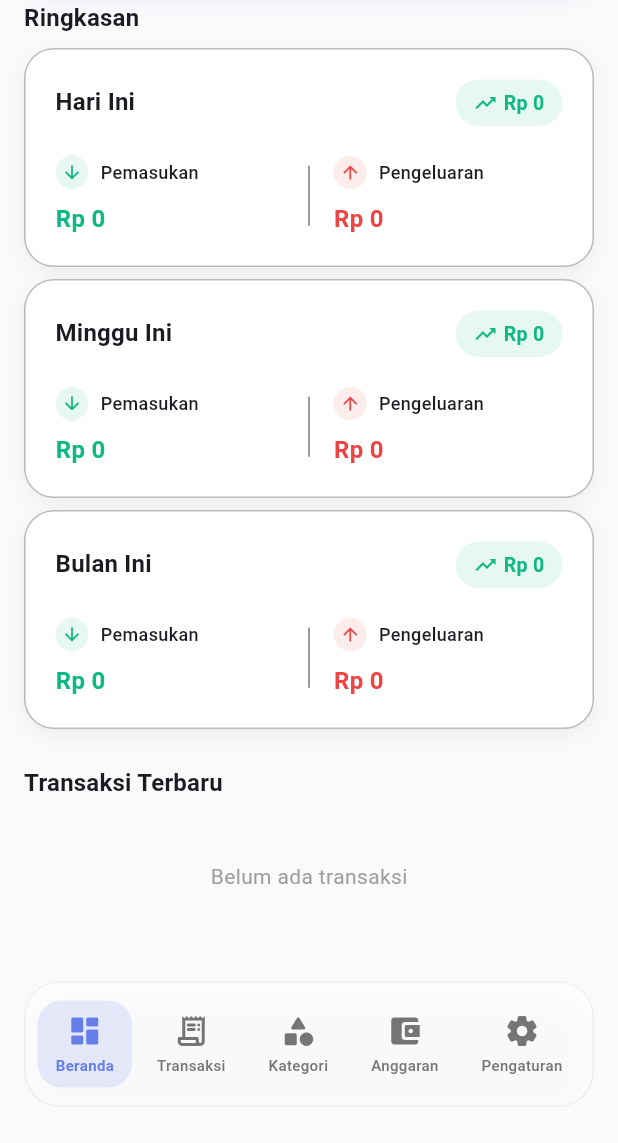
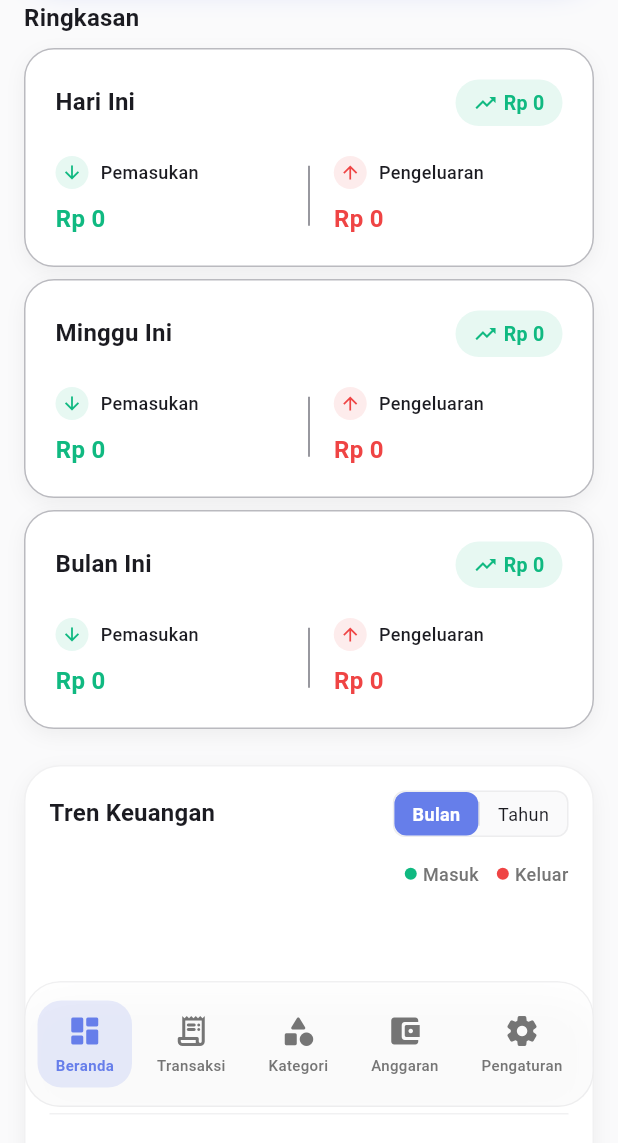
Before and after one commit to danang0202/DanaBowo-Financial-Tracker, a Flutter app: the screen it shows after launch, scrolled down 274 dp, on a phone screen of 412 x 824 dp, the part 93-1236 px from its top. Run offline on Flutter 3.47's test engine with Material 3 defaults, Android fonts, the light colour scheme and no system bars; drawn by our look-alikes of fl_chart; our stand-ins replace csv, hive, hive_flutter, pdf, share_plus; accounts and stored records are empty; generated files the repository leaves out were written again.

Commit message:
feat: Add financial trend chart to dashboard with monthly and yearly views

```diff
--- a/lib/providers/transaction_provider.dart
+++ b/lib/providers/transaction_provider.dart
@@ -166,6 +166,18 @@ class TransactionProvider with ChangeNotifier {
     }).toList();
   }
 
+  /// Get transactions for this year (Helper for Dashboard)
+  List<Transaction> getThisYearTransactions() {
+    final now = DateTime.now();
+    final start = DateTime(now.year, 1, 1);
+    final end = DateTime(now.year + 1, 1, 1);
+
+    return _allTransactions.where((t) {
+      return t.date.isAfter(start.subtract(const Duration(seconds: 1))) &&
+          t.date.isBefore(end);
+    }).toList();
+  }
+
   /// Get transactions by month and year
   List<Transaction> getTransactionsByMonth(int month, int year) {
     final start = DateTime(year, month, 1);
--- a/lib/widgets/budget_warning_card.dart
+++ b/lib/widgets/budget_warning_card.dart
@@ -3,7 +3,6 @@ import '../providers/budget_provider.dart';
 import '../providers/category_provider.dart';
 import '../utils/formatters.dart';
 import '../utils/constants.dart';
-import '../utils/icon_helper.dart';
 
 /// Budget warning card widget
 class BudgetWarningCard extends StatelessWidget {
--- a/lib/widgets/dashboard/bottom_nav_item.dart
+++ b/lib/widgets/dashboard/bottom_nav_item.dart
@@ -1,4 +1,3 @@
-import 'dart:ui';
 import 'package:flutter/material.dart';
 import '../../utils/constants.dart';
 
--- a/lib/widgets/dashboard/dashboard_home_tab.dart
+++ b/lib/widgets/dashboard/dashboard_home_tab.dart
@@ -4,6 +4,7 @@ import '../../providers/transaction_provider.dart';
 import '../../providers/category_provider.dart';
 import '../../providers/budget_provider.dart';
 import '../../utils/constants.dart';
+import '../../models/transaction.dart';
 import '../summary_card.dart';
 import '../transaction_list_item.dart';
 import '../expense_chart.dart';
@@ -12,10 +13,18 @@ import '../budget_warning_card.dart';
 import '../../screens/add_transaction_screen.dart';
 import '../../screens/export_screen.dart';
 import 'dashboard_balance_card.dart';
+import 'trend_chart.dart';
 
 /// Home tab content for dashboard
-class DashboardHomeTab extends StatelessWidget {
+class DashboardHomeTab extends StatefulWidget {
   const DashboardHomeTab({super.key});
+
+  @override
+  State<DashboardHomeTab> createState() => _DashboardHomeTabState();
+}
+
+class _DashboardHomeTabState extends State<DashboardHomeTab> {
+  TrendPeriod _trendPeriod = TrendPeriod.month;
 
   @override
   Widget build(BuildContext context) {
@@ -24,11 +33,14 @@ class DashboardHomeTab extends StatelessWidget {
       body: Consumer3<TransactionProvider, CategoryProvider, BudgetProvider>(
         builder: (context, transactionProvider, categoryProvider,
             budgetProvider, child) {
+          final now = DateTime.now();
           final todayTransactions = transactionProvider.getTodayTransactions();
           final weekTransactions =
               transactionProvider.getThisWeekTransactions();
           final monthTransactions =
               transactionProvider.getThisMonthTransactions();
+          final yearTransactions =
+              transactionProvider.getThisYearTransactions();
 
           final todayIncome =
               transactionProvider.calculateTotalIncome(todayTransactions);
@@ -52,9 +64,26 @@ class DashboardHomeTab extends StatelessWidget {
           final recentTransactions =
               transactionProvider.transactions.take(5).toList();
 
+          // Determine data for TrendChart
+          List<Transaction> trendData;
+          DateTime trendStartDate;
+          DateTime trendEndDate;
+
+          if (_trendPeriod == TrendPeriod.month) {
+            trendData = monthTransactions;
+            trendStartDate = DateTime(now.year, now.month, 1);
+            trendEndDate = DateTime(now.year, now.month + 1, 0);
+          } else {
+            trendData = yearTransactions;
+            trendStartDate = DateTime(now.year, 1, 1);
+            trendEndDate = DateTime(now.year, 12, 31);
+          }
+
           return RefreshIndicator(
             onRefresh: () async {
-              // Refresh data
+              transactionProvider.refresh();
+              categoryProvider.refresh();
+              budgetProvider.refresh();
             },
             child: CustomScrollView(
               slivers: [
@@ -100,6 +129,20 @@ class DashboardHomeTab extends StatelessWidget {
                           title: 'Bulan Ini',
                           income: monthIncome,
                           expense: monthExpense,
+                        ),
+                        const SizedBox(height: 24),
+
+                        // Trend Chart
+                        TrendChart(
+                          transactions: trendData,
+                          startDate: trendStartDate,
+                          endDate: trendEndDate,
+                          period: _trendPeriod,
+                          onPeriodChanged: (period) {
+                            setState(() {
+                              _trendPeriod = period;
+                            });
+                          },
                         ),
                         const SizedBox(height: 24),
 
--- /dev/null
+++ b/lib/widgets/dashboard/trend_chart.dart
@@ -0,0 +1,400 @@
+import 'package:fl_chart/fl_chart.dart';
+import 'package:flutter/material.dart';
+import 'package:intl/intl.dart';
+import '../../models/transaction.dart';
+import '../../utils/constants.dart';
+import '../../utils/formatters.dart';
+
+enum TrendPeriod { month, year }
+
+class TrendChart extends StatefulWidget {
+  final List<Transaction> transactions;
+  final DateTime startDate;
+  final DateTime endDate;
+  final TrendPeriod period;
+  final ValueChanged<TrendPeriod> onPeriodChanged;
+
+  const TrendChart({
+    super.key,
+    required this.transactions,
+    required this.startDate,
+    required this.endDate,
+    required this.period,
+    required this.onPeriodChanged,
+  });
+
+  @override
+  State<TrendChart> createState() => _TrendChartState();
+}
+
+class _TrendChartState extends State<TrendChart> {
+  List<Map<String, dynamic>> _chartData = [];
+  double _maxY = 0;
+
+  @override
+  void initState() {
+    super.initState();
+    _processData();
+  }
+
+  @override
+  void didUpdateWidget(covariant TrendChart oldWidget) {
+    super.didUpdateWidget(oldWidget);
+    if (oldWidget.transactions != widget.transactions ||
+        oldWidget.startDate != widget.startDate ||
+        oldWidget.endDate != widget.endDate ||
+        oldWidget.period != widget.period) {
+      _processData();
+    }
+  }
+
+  void _processData() {
+    _chartData = [];
+    _maxY = 0;
+
+    if (widget.period == TrendPeriod.month) {
+      _processMonthlyData();
+    } else {
+      _processYearlyData();
+    }
+
+    // Add some padding to maxY
+    _maxY = _maxY * 1.2;
+    if (_maxY == 0) _maxY = 100; // Default scale if no data
+  }
+
+  void _processMonthlyData() {
+    final days = widget.endDate.difference(widget.startDate).inDays + 1;
+
+    for (int i = 0; i < days; i++) {
+      final date = widget.startDate.add(Duration(days: i));
+      final dayTransactions = widget.transactions.where((t) {
+        return t.date.year == date.year &&
+            t.date.month == date.month &&
+            t.date.day == date.day;
+      }).toList();
+
+      _calculateAndAddDataPoint(dayTransactions, date);
+    }
+  }
+
+  void _processYearlyData() {
+    for (int i = 1; i <= 12; i++) {
+      final date = DateTime(widget.startDate.year, i, 1);
+      final monthTransactions = widget.transactions.where((t) {
+        return t.date.year == widget.startDate.year && t.date.month == i;
+      }).toList();
+
+      _calculateAndAddDataPoint(monthTransactions, date);
+    }
+  }
+
+  void _calculateAndAddDataPoint(
+      List<Transaction> transactions, DateTime date) {
+    double income = 0;
+    double expense = 0;
+
+    for (var t in transactions) {
+      if (t.type == TransactionType.income) {
+        income += t.amount;
+      } else {
+        expense += t.amount;
+      }
+    }
+
+    if (income > _maxY) _maxY = income;
+    if (expense > _maxY) _maxY = expense;
+
+    _chartData.add({
+      'date': date,
+      'income': income,
+      'expense': expense,
+    });
+  }
+
+  @override
+  Widget build(BuildContext context) {
+    return Container(
+      padding: const EdgeInsets.all(16),
+      decoration: BoxDecoration(
+        color: Theme.of(context).cardColor,
+        borderRadius: BorderRadius.circular(24),
+        boxShadow: [
+          BoxShadow(
+            color: Colors.black.withOpacity(0.05),
+            blurRadius: 10,
+            offset: const Offset(0, 4),
+          ),
+        ],
+        border: Border.all(
+          color: Theme.of(context).dividerColor.withOpacity(0.1),
+        ),
+      ),
+      child: Column(
+        crossAxisAlignment: CrossAxisAlignment.start,
+        children: [
+          Row(
+            mainAxisAlignment: MainAxisAlignment.spaceBetween,
+            children: [
+              Text(
+                'Tren Keuangan',
+                style: Theme.of(context).textTheme.titleMedium?.copyWith(
+                      fontWeight: FontWeight.bold,
+                    ),
+              ),
+              Container(
+                decoration: BoxDecoration(
+                  color: Theme.of(context).scaffoldBackgroundColor,
+                  borderRadius: BorderRadius.circular(8),
+                  border: Border.all(
+                    color: Theme.of(context).dividerColor.withOpacity(0.1),
+                  ),
+                ),
+                child: Row(
+                  mainAxisSize: MainAxisSize.min,
+                  children: [
+                    _PeriodButton(
+                      label: 'Bulan',
+                      isSelected: widget.period == TrendPeriod.month,
+                      onTap: () => widget.onPeriodChanged(TrendPeriod.month),
+                    ),
+                    Container(
+                      width: 1,
+                      height: 16,
+                      color: Theme.of(context).dividerColor.withOpacity(0.2),
+                    ),
+                    _PeriodButton(
+                      label: 'Tahun',
+                      isSelected: widget.period == TrendPeriod.year,
+                      onTap: () => widget.onPeriodChanged(TrendPeriod.year),
+                    ),
+                  ],
+                ),
+              ),
+            ],
+          ),
+          const SizedBox(height: 16),
+          Row(
+            mainAxisAlignment: MainAxisAlignment.end,
+            children: [
+              _LegendItem(color: AppColors.income, label: 'Masuk'),
+              const SizedBox(width: 12),
+              _LegendItem(color: AppColors.expense, label: 'Keluar'),
+            ],
+          ),
+          const SizedBox(height: 24),
+          SizedBox(
+            height: 200,
+            child: LineChart(
+              LineChartData(
+                gridData: FlGridData(
+                  show: true,
+                  drawVerticalLine: false,
+                  horizontalInterval: _maxY / 4,
+                  getDrawingHorizontalLine: (value) {
+                    return FlLine(
+                      color: Theme.of(context).dividerColor.withOpacity(0.1),
+                      strokeWidth: 1,
+                    );
+                  },
+                ),
+                titlesData: FlTitlesData(
+                  show: true,
+                  rightTitles: const AxisTitles(
+                    sideTitles: SideTitles(showTitles: false),
+                  ),
+                  topTitles: const AxisTitles(
+                    sideTitles: SideTitles(showTitles: false),
+                  ),
+                  bottomTitles: AxisTitles(
+                    sideTitles: SideTitles(
+                      showTitles: true,
+                      reservedSize: 30,
+                      interval: widget.period == TrendPeriod.month
+                          ? (_chartData.length / 5).ceil().toDouble()
+                          : 2, // Show every 2 months for yearly view
+                      getTitlesWidget: (value, meta) {
+                        final index = value.toInt();
+                        if (index >= 0 && index < _chartData.length) {
+                          final date = _chartData[index]['date'] as DateTime;
+                          String text;
+                          if (widget.period == TrendPeriod.month) {
+                            text = DateFormat('d').format(date);
+                          } else {
+                            text = DateFormat('MMM').format(date);
+                          }
+                          return Padding(
+                            padding: const EdgeInsets.only(top: 8.0),
+                            child: Text(
+                              text,
+                              style: TextStyle(
+                                color: Colors.grey[600],
+                                fontSize: 10,
+                              ),
+                            ),
+                          );
+                        }
+                        return const Text('');
+                      },
+                    ),
+                  ),
+                  leftTitles: AxisTitles(
+                    sideTitles: SideTitles(
+                      showTitles: false,
+                    ),
+                  ),
+                ),
+                borderData: FlBorderData(show: false),
+                minX: 0,
+                maxX: _chartData.length.toDouble() - 1,
+                minY: 0,
+                maxY: _maxY,
+                lineBarsData: [
+                  // Income Line
+                  LineChartBarData(
+                    spots: List.generate(_chartData.length, (index) {
+                      return FlSpot(
+                        index.toDouble(),
+                        _chartData[index]['income'],
+                      );
+                    }),
+                    isCurved: true,
+                    color: AppColors.income,
+                    barWidth: 3,
+                    isStrokeCapRound: true,
+                    dotData: const FlDotData(show: false),
+                    belowBarData: BarAreaData(
+                      show: true,
+                      color: AppColors.income.withOpacity(0.1),
+                    ),
+                  ),
+                  // Expense Line
+                  LineChartBarData(
+                    spots: List.generate(_chartData.length, (index) {
+                      return FlSpot(
+                        index.toDouble(),
+                        _chartData[index]['expense'],
+                      );
+                    }),
+                    isCurved: true,
+                    color: AppColors.expense,
+                    barWidth: 3,
+                    isStrokeCapRound: true,
+                    dotData: const FlDotData(show: false),
+                    belowBarData: BarAreaData(
+                      show: true,
+                      color: AppColors.expense.withOpacity(0.1),
+                    ),
+                  ),
+                ],
+                lineTouchData: LineTouchData(
+                  touchTooltipData: LineTouchTooltipData(
+                    getTooltipColor: (touchedSpot) =>
+                        Theme.of(context).cardColor,
+                    tooltipRoundedRadius: 8,
+                    tooltipPadding: const EdgeInsets.all(8),
+                    tooltipBorder: BorderSide(
+                      color: Theme.of(context).dividerColor,
+                    ),
+                    getTooltipItems: (touchedSpots) {
+                      return touchedSpots.map((spot) {
+                        final isIncome = spot.barIndex == 0;
+                        final index = spot.x.toInt();
+                        final date = _chartData[index]['date'] as DateTime;
+                        String dateStr;
+                        if (widget.period == TrendPeriod.month) {
+                          dateStr = DateFormat('d MMM').format(date);
+                        } else {
+                          dateStr = DateFormat('MMMM').format(date);
+                        }
+
+                        return LineTooltipItem(
+                          '$dateStr\n${formatCurrency(spot.y)}',
+                          TextStyle(
+                            color:
+                                isIncome ? AppColors.income : AppColors.expense,
+                            fontWeight: FontWeight.bold,
+                            fontSize: 12,
+                          ),
+                        );
+                      }).toList();
+                    },
+                  ),
+                ),
+              ),
+            ),
+          ),
+        ],
+      ),
+    );
+  }
+}
+
+class _PeriodButton extends StatelessWidget {
+  final String label;
+  final bool isSelected;
+  final VoidCallback onTap;
+
+  const _PeriodButton({
+    required this.label,
+    required this.isSelected,
+    required this.onTap,
+  });
+
+  @override
+  Widget build(BuildContext context) {
+    return InkWell(
+      onTap: onTap,
+      borderRadius: BorderRadius.circular(8),
+      child: Container(
+        padding: const EdgeInsets.symmetric(horizontal: 12, vertical: 6),
+        decoration: BoxDecoration(
+          color: isSelected ? AppColors.primary : Colors.transparent,
+          borderRadius: BorderRadius.circular(8),
+        ),
+        child: Text(
+          label,
+          style: TextStyle(
+            color: isSelected
+                ? Colors.white
+                : Theme.of(context).textTheme.bodyMedium?.color,
+            fontSize: 12,
+            fontWeight: isSelected ? FontWeight.bold : FontWeight.normal,
+          ),
+        ),
+      ),
+    );
+  }
+}
+
+class _LegendItem extends StatelessWidget {
+  final Color color;
+  final String label;
+
+  const _LegendItem({required this.color, required this.label});
+
+  @override
+  Widget build(BuildContext context) {
+    return Row(
+      children: [
+        Container(
+          width: 8,
+          height: 8,
+          decoration: BoxDecoration(
+            color: color,
+            shape: BoxShape.circle,
+          ),
+        ),
+        const SizedBox(width: 4),
+        Text(
+          label,
+          style: TextStyle(
+            color: Colors.grey[600],
+            fontSize: 12,
+            fontWeight: FontWeight.w500,
+          ),
+        ),
+      ],
+    );
+  }
+}
```
Also changed, not shown: lib/widgets/expense_chart.dart (+6 -4 lines).
